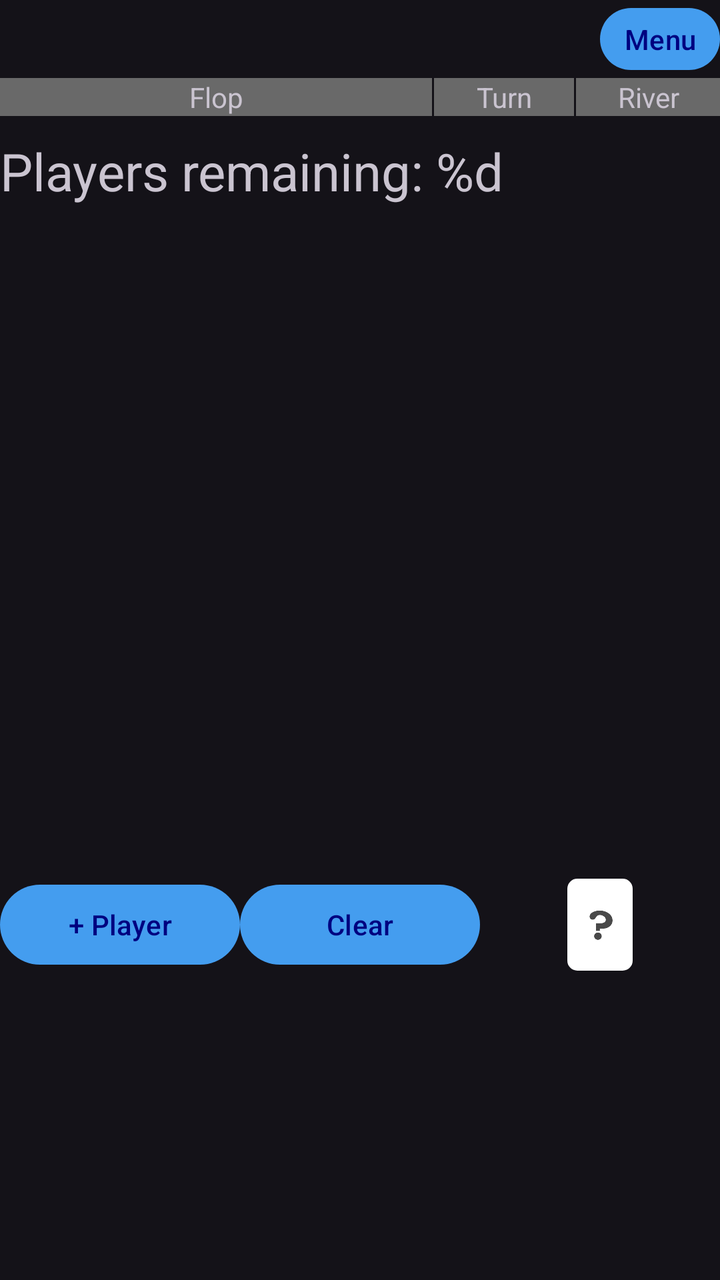
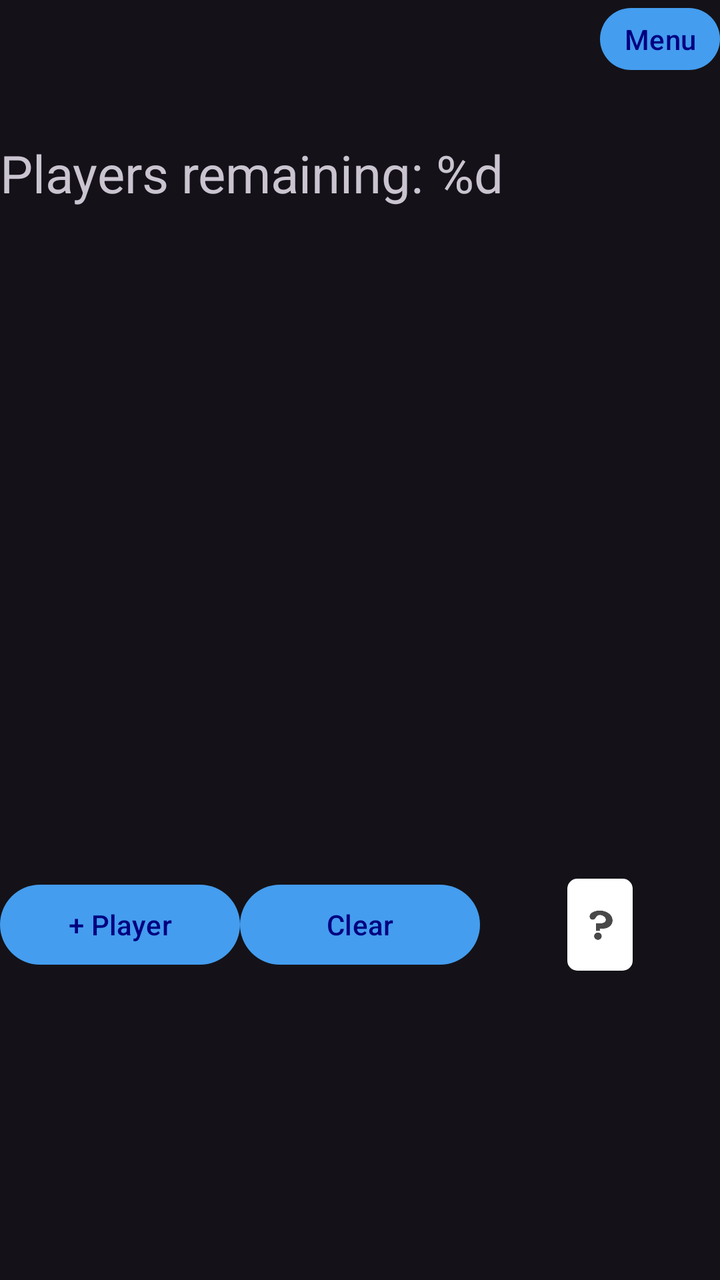

Two renders of the same Android screen: before a commit and after it. Below are the layout's source before the change and the commit's diff.
<!-- AndroidManifest.xml: application theme Theme.CJPokerOddsCalculator -->
<!-- res/layout/fragment_equity_calculator.xml -->
<?xml version="1.0" encoding="utf-8"?>
<androidx.constraintlayout.widget.ConstraintLayout
    xmlns:android="http://schemas.android.com/apk/res/android"
    xmlns:app="http://schemas.android.com/apk/res-auto"
    android:id="@+id/main_ui"
    android:layout_width="match_parent"
    android:layout_height="match_parent"
    android:keepScreenOn="true">

    <View
        android:id="@+id/hide_card_selector_area"
        android:layout_width="match_parent"
        android:layout_height="0dp"
        app:layout_constraintTop_toTopOf="parent"
        app:layout_constraintBottom_toTopOf="@id/input_cards" />

    <TextView
        android:id="@+id/title"
        android:layout_width="0dp"
        android:layout_height="wrap_content"
        android:gravity="center_vertical"
        android:textSize="19sp"
        app:layout_constraintBottom_toBottomOf="@id/home_button"
        app:layout_constraintLeft_toLeftOf="parent"
        app:layout_constraintTop_toTopOf="parent" />

    <com.google.android.material.button.MaterialButton
        android:id="@+id/home_button"
        android:layout_width="wrap_content"
        android:layout_height="wrap_content"
        android:minWidth="0dp"
        android:minHeight="0dp"
        android:paddingLeft="12dp"
        android:paddingRight="12dp"
        android:text="@string/home"
        app:layout_constraintRight_toRightOf="parent"
        app:layout_constraintTop_toTopOf="parent" />

    <androidx.constraintlayout.widget.Guideline
        android:id="@+id/guideline_1"
        android:layout_width="wrap_content"
        android:layout_height="wrap_content"
        android:orientation="vertical"
        app:layout_constraintGuide_percent="0.6" />

    <androidx.constraintlayout.widget.Guideline
        android:id="@+id/guideline_2"
        android:layout_width="wrap_content"
        android:layout_height="wrap_content"
        android:orientation="vertical"
        app:layout_constraintGuide_percent="0.8" />

    <TextView
        android:id="@+id/flop_text"
        android:layout_width="0dp"
        android:layout_height="wrap_content"
        android:background="#696969"
        android:gravity="center_horizontal"
        android:text="@string/flop"
        app:layout_constraintLeft_toLeftOf="parent"
        app:layout_constraintRight_toLeftOf="@id/guideline_1"
        app:layout_constraintTop_toBottomOf="@id/home_button" />

    <TextView
        android:id="@+id/turn_text"
        android:layout_width="0dp"
        android:layout_height="wrap_content"
        android:background="#696969"
        android:gravity="center_horizontal"
        android:text="@string/turn"
        android:layout_marginStart="1dp"
        android:layout_marginEnd="1dp"
        app:layout_constraintLeft_toRightOf="@id/guideline_1"
        app:layout_constraintRight_toLeftOf="@id/guideline_2"
        app:layout_constraintTop_toBottomOf="@id/home_button" />

    <TextView
        android:id="@+id/river_text"
        android:layout_width="0dp"
        android:layout_height="wrap_content"
        android:background="#696969"
        android:gravity="center_horizontal"
        android:text="@string/river"
        app:layout_constraintLeft_toRightOf="@id/guideline_2"
        app:layout_constraintRight_toRightOf="parent"
        app:layout_constraintTop_toBottomOf="@id/home_button" />

    <com.google.android.material.imageview.ShapeableImageView
        android:id="@+id/flop1"
        style="@style/SelectCardButton"
        android:contentDescription="@string/flop1"
        app:layout_constraintLeft_toLeftOf="parent"
        app:layout_constraintRight_toLeftOf="@id/flop2"
        app:layout_constraintTop_toBottomOf="@id/flop_text" />

    <com.google.android.material.imageview.ShapeableImageView
        android:id="@+id/flop2"
        style="@style/SelectCardButton"
        android:contentDescription="@string/flop2"
        app:layout_constraintLeft_toRightOf="@id/flop1"
        app:layout_constraintRight_toLeftOf="@id/flop3"
        app:layout_constraintTop_toBottomOf="@id/flop_text" />

    <com.google.android.material.imageview.ShapeableImageView
        android:id="@+id/flop3"
        style="@style/SelectCardButton"
        android:contentDescription="@string/flop3"
        app:layout_constraintLeft_toRightOf="@id/flop2"
        app:layout_constraintRight_toLeftOf="@id/guideline_1"
        app:layout_constraintTop_toBottomOf="@id/flop_text" />


    <com.google.android.material.imageview.ShapeableImageView
        android:id="@+id/turn"
        style="@style/SelectCardButton"
        android:contentDescription="@string/card_turn"
        app:layout_constraintLeft_toRightOf="@id/guideline_1"
        app:layout_constraintRight_toLeftOf="@id/guideline_2"
        app:layout_constraintTop_toBottomOf="@id/turn_text" />

    <com.google.android.material.imageview.ShapeableImageView
        android:id="@+id/river"
        style="@style/SelectCardButton"
        android:contentDescription="@string/card_river"
        app:layout_constraintLeft_toRightOf="@id/guideline_2"
        app:layout_constraintRight_toRightOf="parent"
        app:layout_constraintTop_toBottomOf="@id/river_text" />

    <TextView
        android:id="@+id/playersremaining"
        android:layout_width="wrap_content"
        android:layout_height="wrap_content"
        android:text="@string/players_remaining"
        android:textSize="26sp"
        app:layout_constraintLeft_toLeftOf="parent"
        app:layout_constraintTop_toBottomOf="@id/flop1"
        app:layout_constraintBottom_toTopOf="@id/player_list" />

    <androidx.recyclerview.widget.RecyclerView
        android:id="@+id/player_list"
        android:layout_width="match_parent"
        android:layout_height="0dp"
        app:layout_constraintTop_toBottomOf="@id/playersremaining"
        app:layout_constraintBottom_toTopOf="@id/res_desc" />

    <TextView
        android:id="@+id/res_desc"
        android:layout_width="match_parent"
        android:layout_height="wrap_content"
        android:gravity="center"
        android:textSize="11sp"
        app:layout_constraintTop_toBottomOf="@id/player_list"
        app:layout_constraintBottom_toTopOf="@id/addplayer" />

    <com.google.android.material.button.MaterialButton
        android:id="@+id/addplayer"
        android:layout_width="0dp"
        android:layout_height="wrap_content"
        android:gravity="center_vertical|center_horizontal"
        android:maxLines="1"
        android:text="@string/add_player"
        app:layout_constraintLeft_toLeftOf="parent"
        app:layout_constraintRight_toLeftOf="@id/clear"
        app:layout_constraintTop_toBottomOf="@id/res_desc"
        app:layout_constraintBottom_toTopOf="@id/input_cards" />

    <com.google.android.material.button.MaterialButton
        android:id="@+id/clear"
        android:layout_width="0dp"
        android:layout_height="wrap_content"
        android:gravity="center_vertical|center_horizontal"
        android:text="@string/clear"
        app:layout_constraintLeft_toRightOf="@id/addplayer"
        app:layout_constraintRight_toLeftOf="@id/button_unknown_spacer"
        app:layout_constraintTop_toBottomOf="@id/res_desc"
        app:layout_constraintBottom_toTopOf="@id/input_cards" />

    <View
        android:id="@+id/button_unknown_spacer"
        android:layout_width="0dp"
        android:layout_height="0dp"
        app:layout_constraintLeft_toRightOf="@id/clear"
        app:layout_constraintRight_toRightOf="parent"
        app:layout_constraintTop_toBottomOf="@id/res_desc"
        app:layout_constraintBottom_toTopOf="@id/input_cards" />

    <com.google.android.material.imageview.ShapeableImageView
        android:id="@+id/button_unknown"
        android:layout_width="wrap_content"
        android:layout_height="0dp"
        android:src="@drawable/unknown_button"
        android:scaleType="fitCenter"
        android:padding="1dp"
        android:adjustViewBounds="true"
        app:shapeAppearanceOverlay="@style/RoundedImage"
        app:layout_constraintLeft_toRightOf="@id/clear"
        app:layout_constraintRight_toRightOf="parent"
        app:layout_constraintTop_toBottomOf="@id/res_desc"
        app:layout_constraintBottom_toTopOf="@id/input_cards"
        android:contentDescription="@string/unknown" />

    <androidx.constraintlayout.widget.Group
        android:layout_width="wrap_content"
        android:layout_height="wrap_content"
        app:constraint_referenced_ids="button_unknown_spacer,button_unknown"
        android:id="@+id/button_unknown_group" />

    <androidx.constraintlayout.widget.ConstraintLayout
        android:id="@+id/input_cards"
        android:layout_width="match_parent"
        android:layout_height="0dp"
        app:layout_constraintTop_toBottomOf="@id/addplayer"
        app:layout_constraintBottom_toBottomOf="parent"
        app:layout_constraintHeight_percent="0.24" >

    </androidx.constraintlayout.widget.ConstraintLayout>

</androidx.constraintlayout.widget.ConstraintLayout>
<!-- resources referenced by this layout -->
<resources>
  <!-- drawable unknown_button: png bitmap (drawable-nodpi, 1598 bytes) -->
  <string name="add_player">+ Player</string>
  <string name="card_river">CardRiver</string>
  <string name="card_turn">CardTurn</string>
  <string name="clear">Clear</string>
  <string name="flop">Flop</string>
  <string name="flop1">Flop1</string>
  <string name="flop2">Flop2</string>
  <string name="flop3">Flop3</string>
  <string name="home">Menu</string>
  <string name="players_remaining">Players remaining: %d</string>
  <string name="river">River</string>
  <string name="turn">Turn</string>
  <string name="unknown">Unknown</string>
  <style name="RoundedImage">
          <item name="cornerFamily">rounded</item>
          <item name="cornerSize">5dp</item>
      </style>
  <style name="SelectCardButton" parent="Widget.MaterialComponents.ShapeableImageView">
          <item name="android:layout_width">wrap_content</item>
          <item name="android:layout_height">wrap_content</item>
          <item name="android:scaleType">fitCenter</item>
          <item name="android:adjustViewBounds">true</item>
          <item name="android:padding">5dp</item>
          <item name="strokeColor">@color/card_selected</item>
          <item name="shapeAppearanceOverlay">@style/RoundedImage</item>
      </style>
  <style name="Theme.CJPokerOddsCalculator" parent="Base.Theme.CJPokerOddsCalculator" />
  <color name="card_selected">#FFA500</color>
  <style name="Base.Theme.CJPokerOddsCalculator" parent="Theme.Material3.Dark.NoActionBar">
          <item name="colorPrimary">#449DEF</item>
          <item name="colorOnPrimary">#000080</item>
          <item name="colorPrimaryDark">#000000</item>
      </style>
</resources>

<!-- the commit's change to res/layout/fragment_equity_calculator.xml (unified diff, before → after) -->
@@ -50,40 +50,14 @@
         android:orientation="vertical"
         app:layout_constraintGuide_percent="0.8" />
 
-    <TextView
-        android:id="@+id/flop_text"
-        android:layout_width="0dp"
-        android:layout_height="wrap_content"
-        android:background="#696969"
-        android:gravity="center_horizontal"
-        android:text="@string/flop"
+    <Space
+        android:id="@+id/space_above_board"
+        android:layout_width="match_parent"
+        android:layout_height="20dp"
         app:layout_constraintLeft_toLeftOf="parent"
-        app:layout_constraintRight_toLeftOf="@id/guideline_1"
-        app:layout_constraintTop_toBottomOf="@id/home_button" />
-
-    <TextView
-        android:id="@+id/turn_text"
-        android:layout_width="0dp"
-        android:layout_height="wrap_content"
-        android:background="#696969"
-        android:gravity="center_horizontal"
-        android:text="@string/turn"
-        android:layout_marginStart="1dp"
-        android:layout_marginEnd="1dp"
-        app:layout_constraintLeft_toRightOf="@id/guideline_1"
-        app:layout_constraintRight_toLeftOf="@id/guideline_2"
-        app:layout_constraintTop_toBottomOf="@id/home_button" />
-
-    <TextView
-        android:id="@+id/river_text"
-        android:layout_width="0dp"
-        android:layout_height="wrap_content"
-        android:background="#696969"
-        android:gravity="center_horizontal"
-        android:text="@string/river"
-        app:layout_constraintLeft_toRightOf="@id/guideline_2"
         app:layout_constraintRight_toRightOf="parent"
-        app:layout_constraintTop_toBottomOf="@id/home_button" />
+        app:layout_constraintTop_toBottomOf="@id/home_button"
+        app:layout_constraintBottom_toTopOf="@id/flop1" />
 
     <com.google.android.material.imageview.ShapeableImageView
         android:id="@+id/flop1"
@@ -91,7 +65,7 @@
         android:contentDescription="@string/flop1"
         app:layout_constraintLeft_toLeftOf="parent"
         app:layout_constraintRight_toLeftOf="@id/flop2"
-        app:layout_constraintTop_toBottomOf="@id/flop_text" />
+        app:layout_constraintTop_toBottomOf="@id/space_above_board" />
 
     <com.google.android.material.imageview.ShapeableImageView
         android:id="@+id/flop2"
@@ -99,7 +73,7 @@
         android:contentDescription="@string/flop2"
         app:layout_constraintLeft_toRightOf="@id/flop1"
         app:layout_constraintRight_toLeftOf="@id/flop3"
-        app:layout_constraintTop_toBottomOf="@id/flop_text" />
+        app:layout_constraintTop_toBottomOf="@id/space_above_board" />
 
     <com.google.android.material.imageview.ShapeableImageView
         android:id="@+id/flop3"
@@ -107,7 +81,7 @@
         android:contentDescription="@string/flop3"
         app:layout_constraintLeft_toRightOf="@id/flop2"
         app:layout_constraintRight_toLeftOf="@id/guideline_1"
-        app:layout_constraintTop_toBottomOf="@id/flop_text" />
+        app:layout_constraintTop_toBottomOf="@id/space_above_board" />
 
 
     <com.google.android.material.imageview.ShapeableImageView
@@ -116,7 +90,7 @@
         android:contentDescription="@string/card_turn"
         app:layout_constraintLeft_toRightOf="@id/guideline_1"
         app:layout_constraintRight_toLeftOf="@id/guideline_2"
-        app:layout_constraintTop_toBottomOf="@id/turn_text" />
+        app:layout_constraintTop_toBottomOf="@id/space_above_board" />
 
     <com.google.android.material.imageview.ShapeableImageView
         android:id="@+id/river"
@@ -124,7 +98,7 @@
         android:contentDescription="@string/card_river"
         app:layout_constraintLeft_toRightOf="@id/guideline_2"
         app:layout_constraintRight_toRightOf="parent"
-        app:layout_constraintTop_toBottomOf="@id/river_text" />
+        app:layout_constraintTop_toBottomOf="@id/space_above_board" />
 
     <TextView
         android:id="@+id/playersremaining"
@@ -175,7 +149,7 @@
         app:layout_constraintTop_toBottomOf="@id/res_desc"
         app:layout_constraintBottom_toTopOf="@id/input_cards" />
 
-    <View
+    <Space
         android:id="@+id/button_unknown_spacer"
         android:layout_width="0dp"
         android:layout_height="0dp"
<!-- resource entries referenced after the edit -->
@@ -5,14 +5,11 @@
   <string name="card_river">CardRiver</string>
   <string name="card_turn">CardTurn</string>
   <string name="clear">Clear</string>
-  <string name="flop">Flop</string>
   <string name="flop1">Flop1</string>
   <string name="flop2">Flop2</string>
   <string name="flop3">Flop3</string>
   <string name="home">Menu</string>
   <string name="players_remaining">Players remaining: %d</string>
-  <string name="river">River</string>
-  <string name="turn">Turn</string>
   <string name="unknown">Unknown</string>
   <style name="RoundedImage">
           <item name="cornerFamily">rounded</item>
